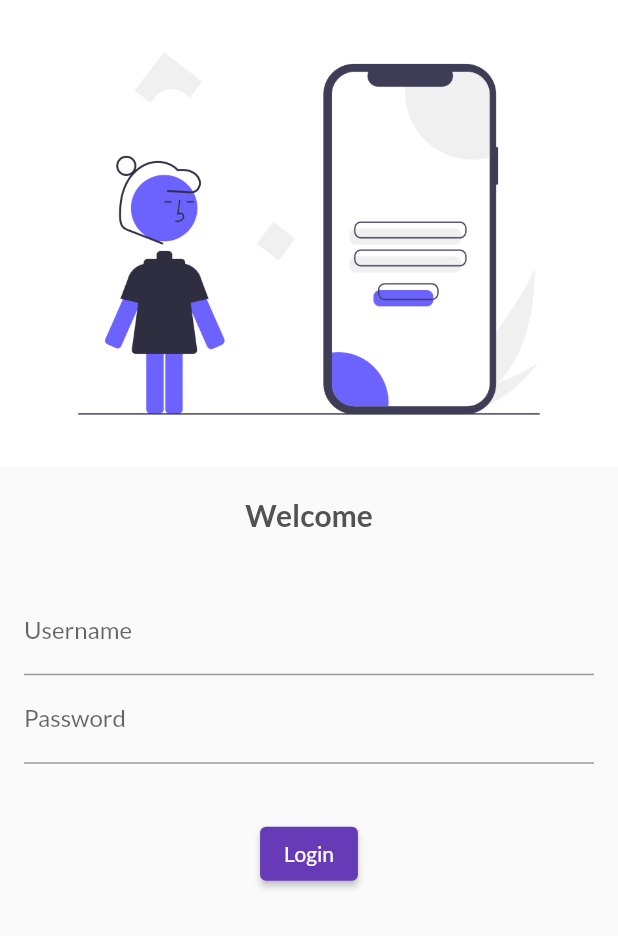
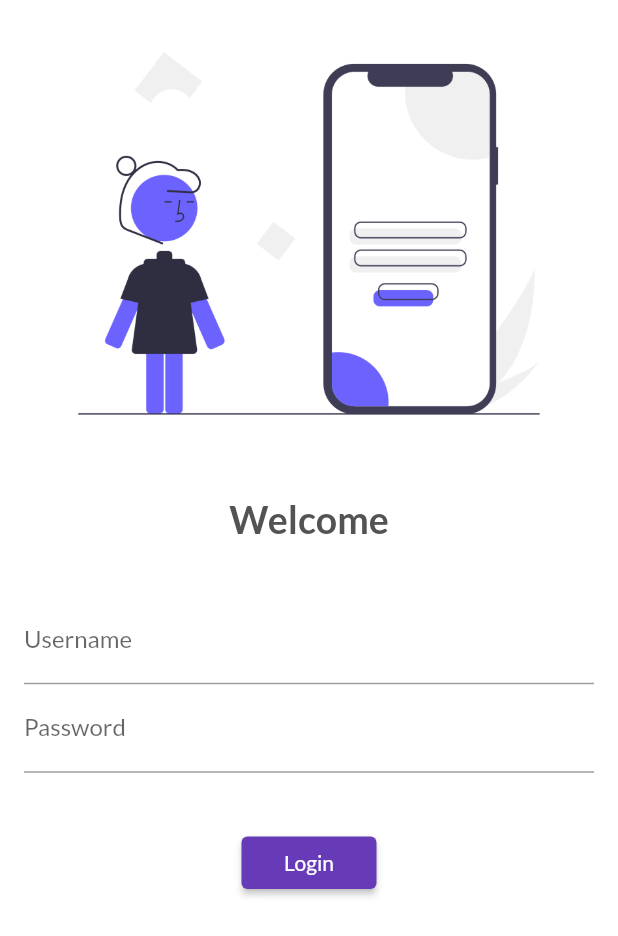
Before and after one commit to Eklavya-Sachin/SecondApp, a Flutter app: the screen it shows after launch, on a phone screen of 412 x 824 dp. Shown: the top 936 px of the screen. Run offline on Flutter 3.47's test engine with Material 2 defaults, Android fonts, the phone set to English and light mode, and no system bars; our stand-ins replace google_fonts.

Commit message:
Day 3 completed

```diff
--- a/lib/Pages/home_page.dart
+++ b/lib/Pages/home_page.dart
@@ -8,7 +8,7 @@ class HomePage extends StatelessWidget {
     return Scaffold(
       appBar: AppBar(
         title: const Text("Catalog App"),
-        backgroundColor: Colors.amber,
+        backgroundColor: Colors.deepPurple,
       ),
       body: const Center(
         child: Text("Welcome to 30 days of Flutter"),
--- a/lib/Pages/login_page.dart
+++ b/lib/Pages/login_page.dart
@@ -1,3 +1,4 @@
+import 'package:aswesome_app_2/utils/routes.dart';
 import 'package:flutter/material.dart';
 
 class LoginPage extends StatelessWidget {
@@ -6,6 +7,8 @@ class LoginPage extends StatelessWidget {
   @override
   Widget build(BuildContext context) {
     return Material(
+      color: Colors.white,
+      child: SingleChildScrollView(
         child: Column(
           children: [
             Image.asset(
@@ -18,7 +21,7 @@ class LoginPage extends StatelessWidget {
             const Text(
               "Welcome",
               style: TextStyle(
-              fontSize: 20,
+                fontSize: 25,
                 color: Color.fromARGB(255, 84, 83, 83),
                 fontWeight: FontWeight.bold,
               ),
@@ -50,10 +53,16 @@ class LoginPage extends StatelessWidget {
               height: 20,
             ),
             ElevatedButton(
-            onPressed: () {},
+              onPressed: () {
+                Navigator.pushNamed(context, MyRoutes.homeRoute);
+              },
               child: const Text("Login"),
-          )
+              style: TextButton.styleFrom(
+                minimumSize: const Size(90, 35),
+              ),
+            ),
           ],
+        ),
       ),
     );
   }
--- a/lib/main.dart
+++ b/lib/main.dart
@@ -1,4 +1,5 @@
 import 'package:aswesome_app_2/Pages/home_page.dart';
+import 'package:aswesome_app_2/utils/routes.dart';
 import 'package:flutter/material.dart';
 import 'package:google_fonts/google_fonts.dart';
 import 'Pages/login_page.dart';
@@ -13,15 +14,16 @@ class MyApp extends StatelessWidget {
   @override
   Widget build(BuildContext context) {
     return MaterialApp(
+      title: "Second App",
       themeMode: ThemeMode.light,
       theme: ThemeData(
         primarySwatch: Colors.deepPurple,
         fontFamily: GoogleFonts.lato().fontFamily,
       ),
-      // initialRoute: "/home",
+      initialRoute: MyRoutes.loginRoute,
       routes: {
-        "/": (context) => const LoginPage(),
-        "/home": (context) => const HomePage(),
+        MyRoutes.homeRoute: (context) => const HomePage(),
+        MyRoutes.loginRoute: (context) => const LoginPage(),
       },
     );
   }
--- /dev/null
+++ b/lib/utils/routes.dart
@@ -0,0 +1,4 @@
+class MyRoutes{
+  static String loginRoute = "/login";
+  static String homeRoute = "/home";
+}
--- a/pubspec.yaml
+++ b/pubspec.yaml
@@ -35,6 +35,7 @@ dependencies:
   # Use with the CupertinoIcons class for iOS style icons.
   cupertino_icons: ^1.0.2
   google_fonts: ^2.3.2
+  # shared_preferences: ^2.0.13
 
 dev_dependencies:
   flutter_test:
```
Lines whose indentation alone changed are shown as unchanged.
